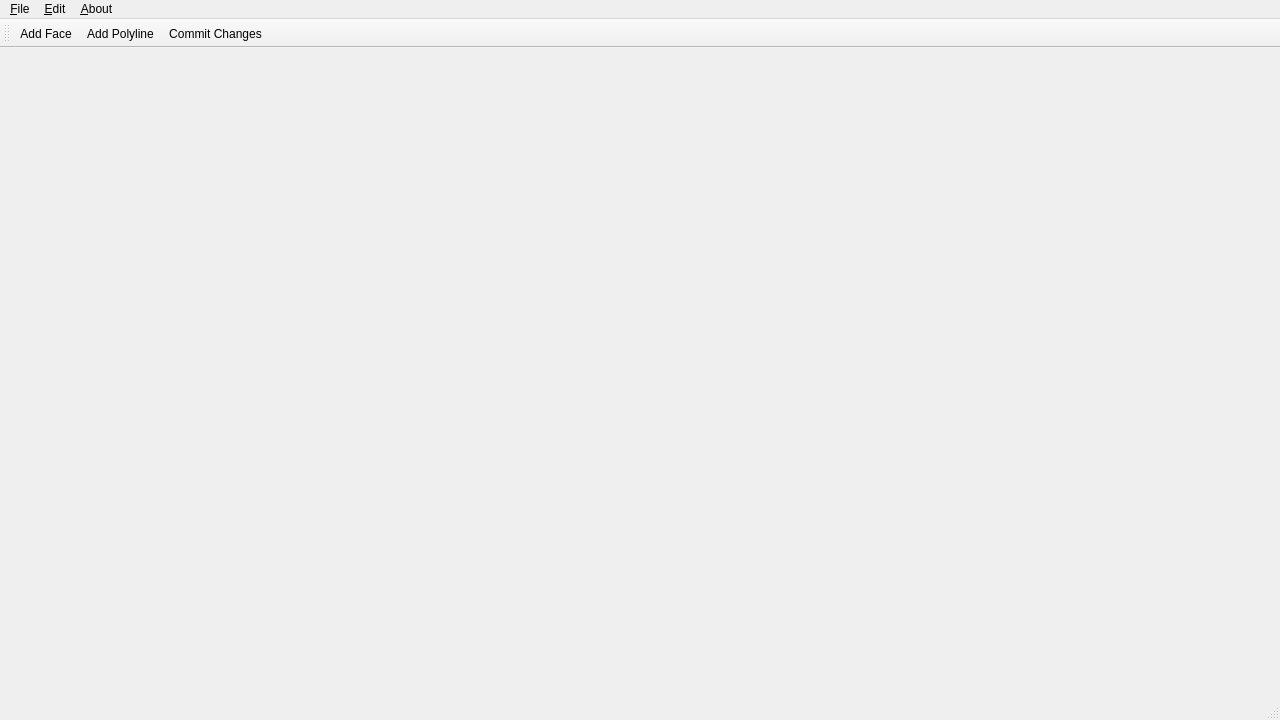
Qt form Application/QtFrontend/MainWindow.ui (tobyc11/Nome3) before a commit.
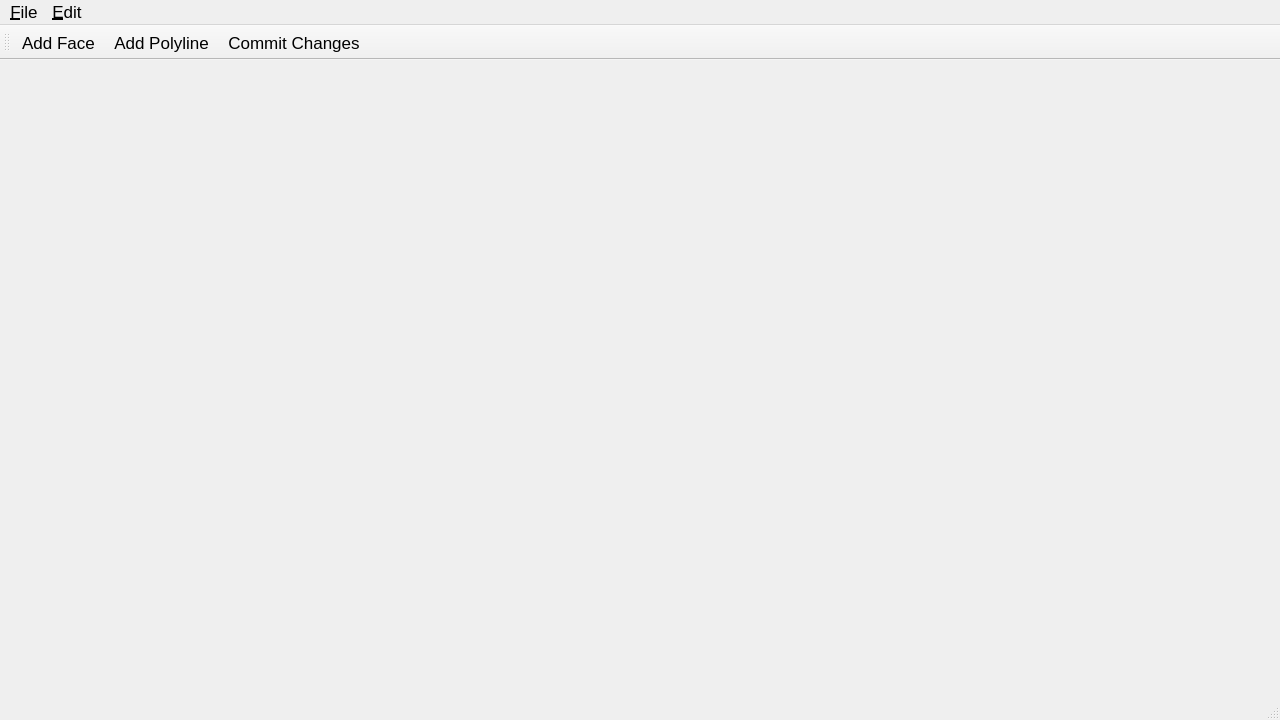
The same form after that commit.

Commit message: Increased font size of menu/tool bar and debugged Commit Changes for faces. Still doesn't work for polylines

The edit to the form file:
```diff
--- a/Application/QtFrontend/MainWindow.ui
+++ b/Application/QtFrontend/MainWindow.ui
@@ -12,6 +12,11 @@
   </property>
   <widget class="QWidget" name="centralwidget"/>
   <widget class="QMenuBar" name="menubar">
+    <property name="font" >
+      <font>
+        <pointsize>13</pointsize>
+      </font>
+    </property>
    <property name="geometry">
     <rect>
      <x>0</x>
@@ -21,6 +26,11 @@
     </rect>
    </property>
    <widget class="QMenu" name="menuFile">
+     <property name="font" >
+       <font>
+         <pointsize>13</pointsize>
+       </font>
+     </property>
     <property name="title">
      <string>&amp;File</string>
     </property>
@@ -30,13 +40,13 @@
     <addaction name="actionSave"/>
     <addaction name="actionExit"/>
    </widget>
-   <widget class="QMenu" name="menuAbout">
+<!--   <widget class="QMenu" name="menuAbout">
     <property name="title">
      <string>&amp;About</string>
     </property>
     <addaction name="actionAbout"/>
     <addaction name="actionAboutQt"/>
-   </widget>
+   </widget>-->
     
    <!--<widget class="QMenu" name="menuAdd">
     <property name="title">
@@ -46,6 +56,11 @@
     <addaction name="actionInstance"/>
    </widget>-->
    <widget class="QMenu" name="menuEdit">
+     <property name="font" >
+       <font>
+         <pointsize>13</pointsize>
+       </font>
+     </property>
     <property name="title">
      <string>&amp;Edit</string>
     </property>
@@ -64,6 +79,11 @@
   </widget>
   <widget class="QStatusBar" name="statusbar"/>
   <widget class="QToolBar" name="toolBar">
+    <property name="font" >
+      <font>
+        <pointsize>13</pointsize>
+      </font>
+    </property>
    <property name="windowTitle">
     <string>toolBar</string>
    </property>
```
Left out of the diff: 4 changed lines with no effect on the pictures. The commit also changes 7 other files.
